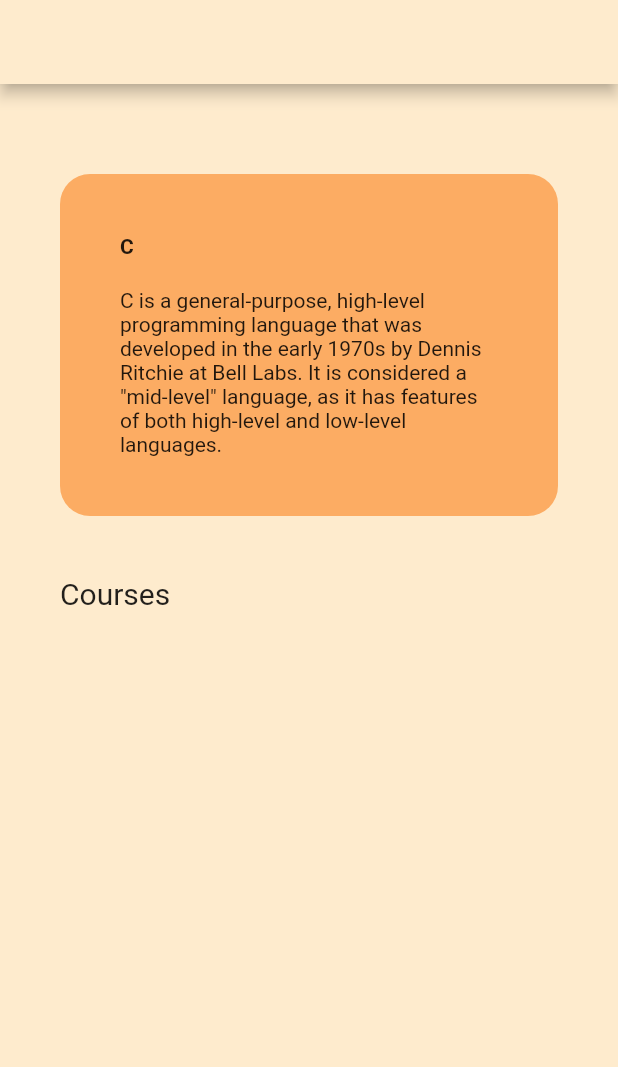
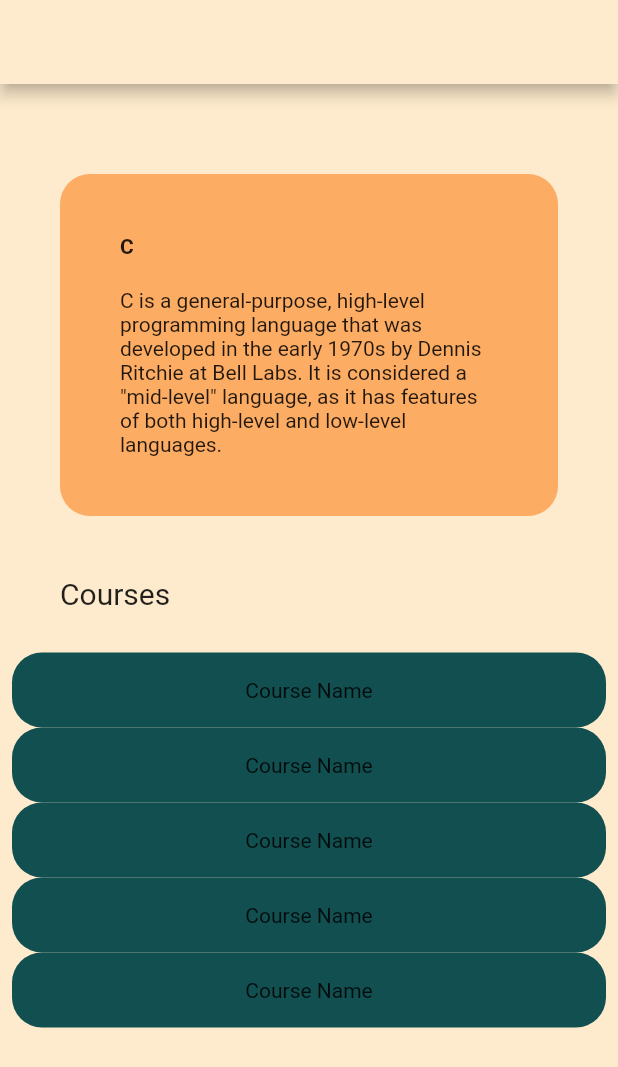
Before and after one commit to Chamidilshan/learn_programming, a Flutter app: the screen it shows after launch, on a phone screen of 412 x 824 dp. Shown: the top 1067 px of the screen. Run offline on Flutter 3.47's test engine with Material 2 defaults, Android fonts, the phone set to English and light mode, and no system bars.

Commit message:
added courses list

```diff
--- a/lib/pages/language_pages/cLang.dart
+++ b/lib/pages/language_pages/cLang.dart
@@ -11,9 +11,7 @@ class CPage extends StatelessWidget {
         backgroundColor: Color(0XFFfeebcd),
       ),
       body: SingleChildScrollView(
-        child: Stack(
-          children: [
-            Column(
+        child: Column(
           crossAxisAlignment: CrossAxisAlignment.stretch,
           children: [
             SizedBox(
@@ -62,8 +60,22 @@ class CPage extends StatelessWidget {
             SizedBox(
               height: 20.0,
             ),
-              ],
+            ListView.builder(
+              shrinkWrap: true,
+              padding: const EdgeInsets.all(8),
+              itemBuilder: (BuildContext context, int index) {
+                return Container(
+                  decoration: BoxDecoration(
+                    borderRadius: BorderRadius.circular(20.0),
+                    color: Color(0xFF124f50),
                   ),
+                  padding: EdgeInsets.symmetric(),
+                  height: 50,
+                  child: const Center(child: Text('Course Name')),
+                );
+              },
+              itemCount: 5,
+            )
           ],
         ),
       ),
```
Lines whose indentation alone changed are shown as unchanged.
